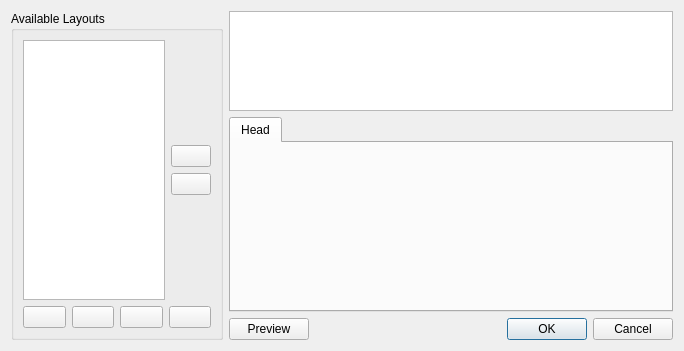
This is src/dialogs/PlaylistLayoutEditDialog.ui in KDE/amarok as Qt 5 draws it before an edit. The edited form follows.
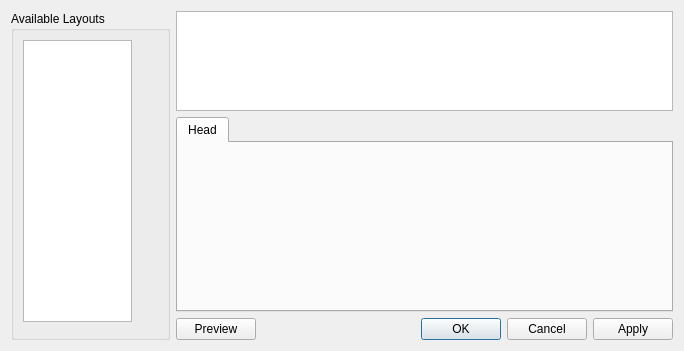
This is the edited form. Custom widgets are drawn as their Qt base class.

Commit message: Added Apply button to PlaylistLayoutEditDialog. Added icons to Ok, Apply and Cancel.

```diff
--- a/src/dialogs/PlaylistLayoutEditDialog.ui
+++ b/src/dialogs/PlaylistLayoutEditDialog.ui
@@ -46,11 +46,11 @@
            </spacer>
           </item>
           <item>
-           <widget class="KArrowButton" name="moveUpButton" />
+           <widget class="KArrowButton" name="moveUpButton"/>
           </item>
           <item>
-           <widget class="KArrowButton" name="moveDownButton" >
-            <property name="arrowType" stdset="0" >
+           <widget class="KArrowButton" name="moveDownButton">
+            <property name="arrowType" stdset="0">
              <number>2</number>
             </property>
            </widget>
@@ -75,16 +75,16 @@
       <item>
        <layout class="QHBoxLayout" name="horizontalLayout_4" >
         <item>
-         <widget class="KPushButton" name="newLayoutButton" />
+         <widget class="KPushButton" name="newLayoutButton"/>
         </item>
         <item>
-         <widget class="KPushButton" name="copyLayoutButton" />
+         <widget class="KPushButton" name="copyLayoutButton"/>
         </item>
         <item>
-         <widget class="KPushButton" name="deleteLayoutButton" />
+         <widget class="KPushButton" name="deleteLayoutButton"/>
         </item>
         <item>
-         <widget class="KPushButton" name="renameLayoutButton" />
+         <widget class="KPushButton" name="renameLayoutButton"/>
         </item>
        </layout>
       </item>
@@ -199,8 +199,8 @@
          <property name="orientation" >
           <enum>Qt::Horizontal</enum>
          </property>
-         <property name="standardButtons" >
-          <set>QDialogButtonBox::Cancel|QDialogButtonBox::Ok</set>
+         <property name="standardButtons">
+          <set>QDialogButtonBox::Apply|QDialogButtonBox::Cancel|QDialogButtonBox::Ok</set>
          </property>
         </widget>
        </item>
@@ -213,12 +213,12 @@
  <customwidgets>
   <customwidget>
    <class>KArrowButton</class>
-   <extends>QPushButton</extends>
+   <extends></extends>
    <header>karrowbutton.h</header>
   </customwidget>
   <customwidget>
    <class>KPushButton</class>
-   <extends>QPushButton</extends>
+   <extends></extends>
    <header>kpushbutton.h</header>
   </customwidget>
   <customwidget>
```
Left out of the diff: 113 changed lines with no effect on the pictures. The commit also changes 2 other files.
